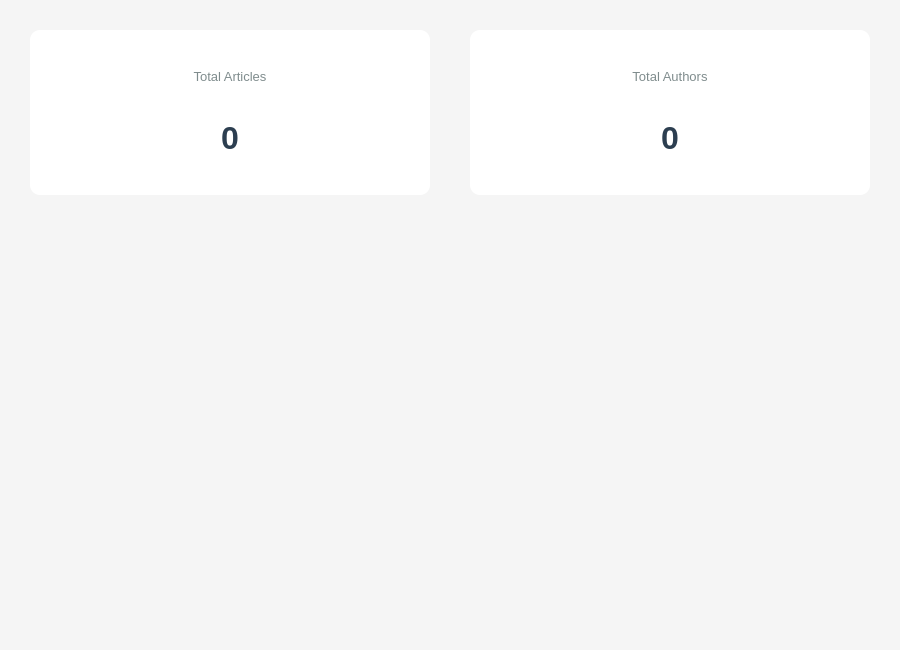
Above: src/components/dialogs/article/articlestatistics.ui from DamPhuQuy/Scientific-Article-Management before the change. Below: the same form after it.
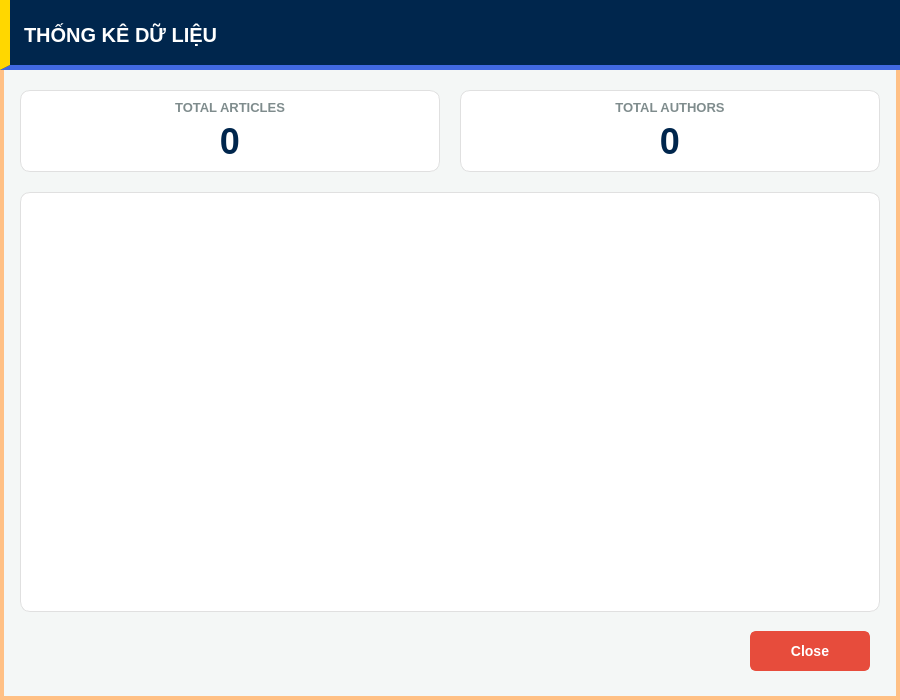
That is the form after the change.

The edit to the form file:
```diff
--- a/src/components/dialogs/article/articlestatistics.ui
+++ b/src/components/dialogs/article/articlestatistics.ui
@@ -7,41 +7,84 @@
     <x>0</x>
     <y>0</y>
     <width>900</width>
-    <height>650</height>
+    <height>700</height>
    </rect>
   </property>
   <property name="windowTitle">
    <string>Article Statistics</string>
   </property>
   <property name="styleSheet">
-   <string notr="true">background-color: #f5f5f5;</string>
+   <string notr="true">QDialog#ArticleStatistics{background-color:#f4f7f6;border:4px solid #FFC085;}QWidget{font-family:&quot;Segoe UI&quot;,Arial,sans-serif;font-size:14px;}QFrame#frameArticles,QFrame#frameAuthors,QFrame#chartContainer{background-color:#ffffff;border:1px solid #e0e0e0;border-radius:10px;}QLabel#lblTitleArticles,QLabel#lblTitleAuthors{color:#7f8c8d;font-size:13px;font-weight:bold;}QLabel#lblTotalArticles,QLabel#lblTotalAuthors{color:#00264d;font-size:36px;font-weight:bold;}</string>
   </property>
   <layout class="QVBoxLayout" name="verticalLayout">
    <property name="spacing">
+    <number>0</number>
+   </property>
+   <property name="leftMargin">
+    <number>0</number>
+   </property>
+   <property name="topMargin">
+    <number>0</number>
+   </property>
+   <property name="rightMargin">
+    <number>0</number>
+   </property>
+   <property name="bottomMargin">
     <number>20</number>
    </property>
+   <item>
+    <widget class="QWidget" name="headerContainer" native="true">
+     <property name="minimumSize">
+      <size>
+       <width>0</width>
+       <height>70</height>
+      </size>
+     </property>
+     <property name="styleSheet">
+      <string notr="true">QWidget#headerContainer{background-color:#00264d;border-bottom:5px solid #4169E1;border-left:10px solid #FFD700;}</string>
+     </property>
+     <layout class="QHBoxLayout" name="horizontalLayout_Header">
+      <item>
+       <widget class="QLabel" name="lblHeader">
+        <property name="styleSheet">
+         <string notr="true">color:#ffffff;font-weight:900;font-size:20px;background:transparent;padding-left:10px;</string>
+        </property>
+        <property name="text">
+         <string>THỐNG KÊ DỮ LIỆU</string>
+        </property>
+        <property name="alignment">
+         <set>Qt::AlignmentFlag::AlignLeading|Qt::AlignmentFlag::AlignLeft|Qt::AlignmentFlag::AlignVCenter</set>
+        </property>
+       </widget>
+      </item>
+     </layout>
+    </widget>
+   </item>
+   <item>
+    <widget class="QWidget" name="bodyContainer" native="true">
+     <layout class="QVBoxLayout" name="verticalLayout_Body">
+      <property name="spacing">
+       <number>20</number>
+      </property>
    <property name="leftMargin">
-    <number>30</number>
+       <number>20</number>
    </property>
    <property name="topMargin">
-    <number>30</number>
+       <number>20</number>
    </property>
    <property name="rightMargin">
-    <number>30</number>
+       <number>20</number>
    </property>
    <property name="bottomMargin">
-    <number>30</number>
+       <number>10</number>
    </property>
    <item>
     <layout class="QHBoxLayout" name="horizontalLayoutStats">
      <property name="spacing">
-      <number>40</number>
+         <number>20</number>
      </property>
      <item>
       <widget class="QFrame" name="frameArticles">
-       <property name="styleSheet">
-        <string notr="true">background-color: white; border-radius: 10px; padding: 15px;</string>
-       </property>
        <property name="frameShape">
         <enum>QFrame::StyledPanel</enum>
        </property>
@@ -50,39 +93,17 @@
        </property>
        <layout class="QVBoxLayout" name="verticalLayout_2">
         <item>
-         <widget class="QLabel" name="label_2">
-          <property name="font">
-           <font>
-            <family>Segoe UI</family>
-            <pointsize>10</pointsize>
-            <weight>50</weight>
-            <bold>false</bold>
-           </font>
-          </property>
-          <property name="styleSheet">
-           <string notr="true">color: #7f8c8d;</string>
-          </property>
+            <widget class="QLabel" name="lblTitleArticles">
           <property name="text">
-           <string>Total Articles</string>
+              <string>TOTAL ARTICLES</string>
           </property>
           <property name="alignment">
-           <set>Qt::AlignCenter</set>
+              <set>Qt::AlignmentFlag::AlignCenter</set>
           </property>
          </widget>
         </item>
         <item>
          <widget class="QLabel" name="lblTotalArticles">
-          <property name="font">
-           <font>
-            <family>Segoe UI</family>
-            <pointsize>24</pointsize>
-            <weight>75</weight>
-            <bold>true</bold>
-           </font>
-          </property>
-          <property name="styleSheet">
-           <string notr="true">color: #2c3e50;</string>
-          </property>
           <property name="text">
            <string>0</string>
           </property>
@@ -96,9 +117,6 @@
      </item>
      <item>
       <widget class="QFrame" name="frameAuthors">
-       <property name="styleSheet">
-        <string notr="true">background-color: white; border-radius: 10px; padding: 15px;</string>
-       </property>
        <property name="frameShape">
         <enum>QFrame::StyledPanel</enum>
        </property>
@@ -107,39 +125,17 @@
        </property>
        <layout class="QVBoxLayout" name="verticalLayout_3">
         <item>
-         <widget class="QLabel" name="label_4">
-          <property name="font">
-           <font>
-            <family>Segoe UI</family>
-            <pointsize>10</pointsize>
-            <weight>50</weight>
-            <bold>false</bold>
-           </font>
-          </property>
-          <property name="styleSheet">
-           <string notr="true">color: #7f8c8d;</string>
-          </property>
+            <widget class="QLabel" name="lblTitleAuthors">
           <property name="text">
-           <string>Total Authors</string>
+              <string>TOTAL AUTHORS</string>
           </property>
           <property name="alignment">
-           <set>Qt::AlignCenter</set>
+              <set>Qt::AlignmentFlag::AlignCenter</set>
           </property>
          </widget>
         </item>
         <item>
          <widget class="QLabel" name="lblTotalAuthors">
-          <property name="font">
-           <font>
-            <family>Segoe UI</family>
-            <pointsize>24</pointsize>
-            <weight>75</weight>
-            <bold>true</bold>
-           </font>
-          </property>
-          <property name="styleSheet">
-           <string notr="true">color: #2c3e50;</string>
-          </property>
           <property name="text">
            <string>0</string>
           </property>
@@ -153,14 +149,70 @@
      </item>
     </layout>
    </item>
+      <item>
+       <widget class="QFrame" name="chartContainer">
+        <property name="frameShape">
+         <enum>QFrame::Shape::StyledPanel</enum>
+        </property>
+        <property name="frameShadow">
+         <enum>QFrame::Shadow::Raised</enum>
+        </property>
+        <layout class="QVBoxLayout" name="verticalLayout_Chart">
    <item>
     <widget class="QGraphicsView" name="chartView">
      <property name="styleSheet">
       <string notr="true">background: transparent; border: none;</string>
      </property>
      <property name="renderHints">
-      <set>QPainter::Antialiasing|QPainter::SmoothPixmapTransform|QPainter::TextAntialiasing</set>
-     </property>
+            <set>QPainter::RenderHint::Antialiasing|QPainter::RenderHint::SmoothPixmapTransform|QPainter::RenderHint::TextAntialiasing</set>
+           </property>
+          </widget>
+         </item>
+        </layout>
+       </widget>
+      </item>
+     </layout>
+    </widget>
+   </item>
+   <item>
+    <widget class="QWidget" name="footerContainer" native="true">
+     <layout class="QHBoxLayout" name="horizontalLayout_Footer">
+      <property name="rightMargin">
+       <number>30</number>
+      </property>
+      <item>
+       <spacer name="horizontalSpacer">
+        <property name="orientation">
+         <enum>Qt::Orientation::Horizontal</enum>
+        </property>
+        <property name="sizeHint" stdset="0">
+         <size>
+          <width>40</width>
+          <height>20</height>
+         </size>
+        </property>
+       </spacer>
+      </item>
+      <item>
+       <widget class="QPushButton" name="closeBtn">
+        <property name="minimumSize">
+         <size>
+          <width>120</width>
+          <height>40</height>
+         </size>
+        </property>
+        <property name="cursor">
+         <cursorShape>PointingHandCursor</cursorShape>
+        </property>
+        <property name="styleSheet">
+         <string notr="true">QPushButton{background-color:#e74c3c;border:2px solid #e74c3c;border-radius:6px;color:white;font-weight:bold;}QPushButton:hover{background-color:#c0392b;}QPushButton:pressed{background-color:#922b21;}</string>
+        </property>
+        <property name="text">
+         <string>Close</string>
+        </property>
+       </widget>
+      </item>
+     </layout>
     </widget>
    </item>
   </layout>
```
Left out of the diff: 43 changed lines with no effect on the pictures. Lines whose indentation alone changed are shown as unchanged.
